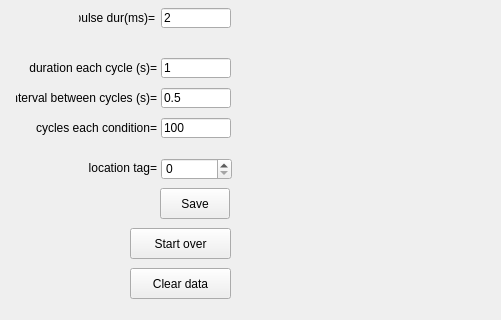
AllenNeuralDynamics/dynamic-foraging-task, file src/foraging_gui/OpticalTagging.ui: the form before one commit; both pictures show x 0 to 501 and y 262 to 582 of the 501 by 582 pixel window.
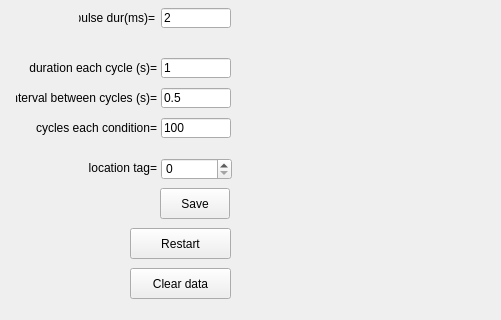
The form after the commit.

Commit message: changing the button name to Restart

The edit to the form file:
```diff
--- a/src/foraging_gui/OpticalTagging.ui
+++ b/src/foraging_gui/OpticalTagging.ui
@@ -723,7 +723,7 @@
     </rect>
    </property>
    <property name="text">
-    <string>Start over</string>
+    <string>Restart</string>
    </property>
   </widget>
   <widget class="QPushButton" name="Save">
```
Left out of the diff: 2 changed lines with no effect on the pictures. The commit also changes 1 other file.
